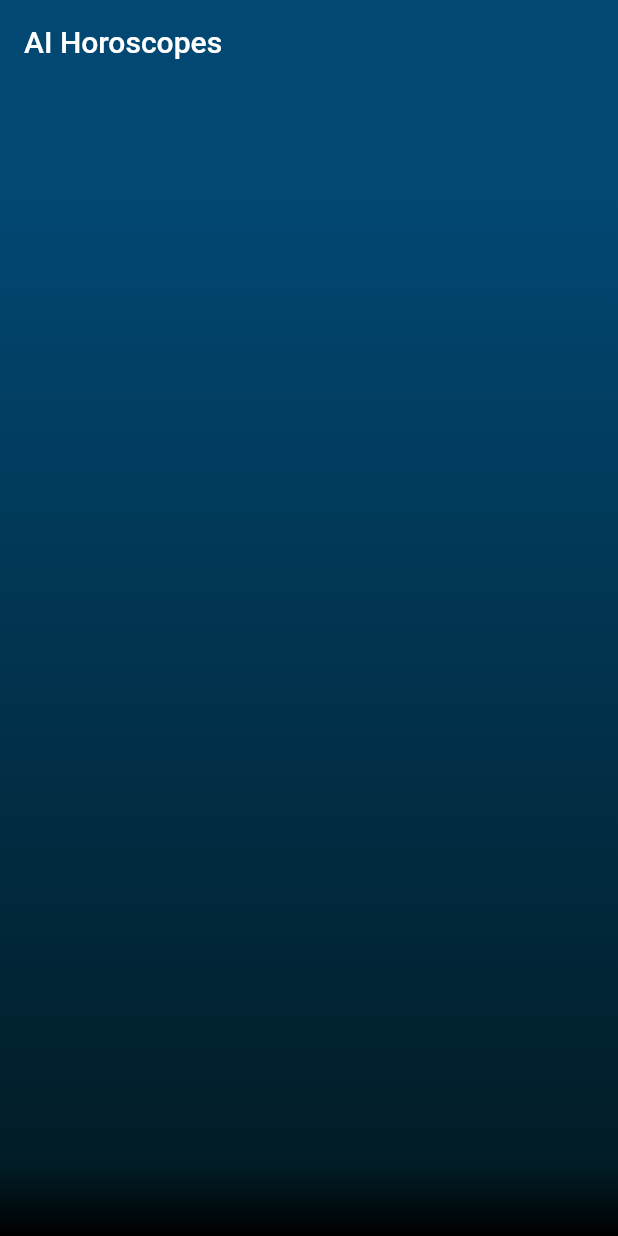
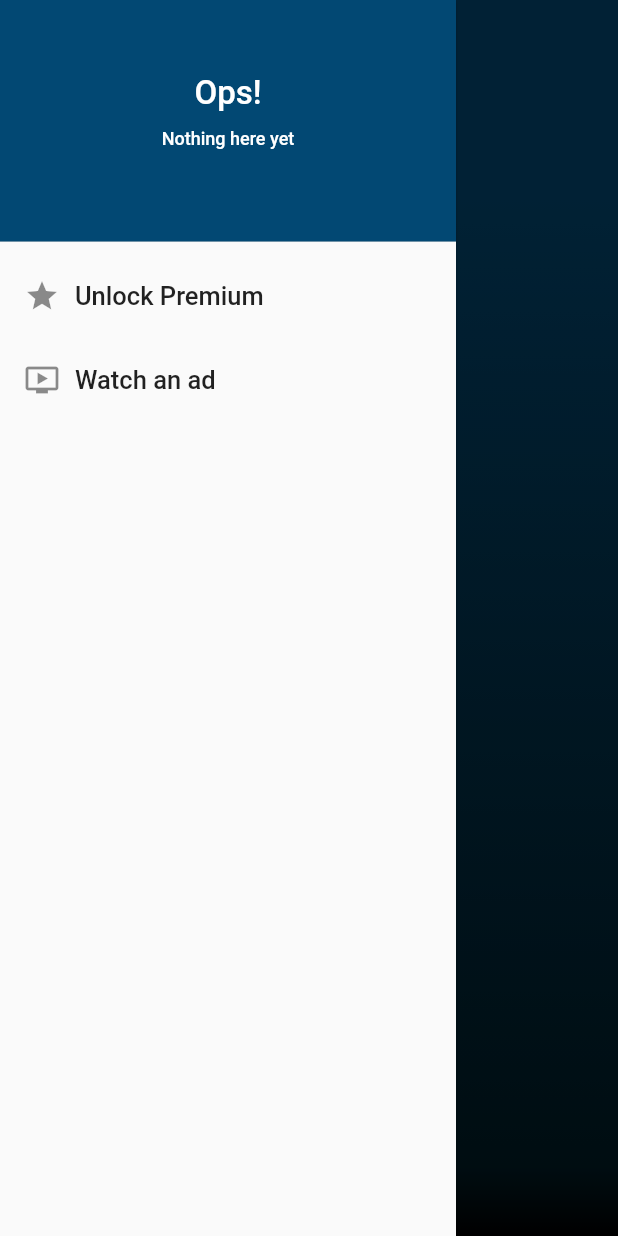
Before and after one commit to GardnerOne/flutter-horoscopes, a Flutter app: the screen it shows after launch, with the side drawer open (before the commit the screen has no drawer), on a phone screen of 412 x 824 dp. Run offline on Flutter 3.47's test engine with Material 2 defaults, Android fonts, the phone set to English and light mode, and no system bars.

Commit message:
wip AdMob integration

```diff
--- a/lib/main.dart
+++ b/lib/main.dart
@@ -7,6 +7,22 @@ final Color primaryMuted = Color(0xff024059);
 final Color primaryDark  = Color(0xff011c26);
 final Color accent       = Color(0xfff29f80);
 final Color accentLight  = Color(0xfff2f2f2);
+
+// AdMob
+/*
+ * Banner - Rectangular ads that occupy a portion of an app's layout; can be refreshed automatically after a period of time.
+ * Interstitial - Full-page ad format that appears at natural breaks and transitions, such as level completion.
+ * Rewarded - Ad format that rewards users for watching ads. Great for monetising free-to-play users.
+ * Native advanced - Customisable ad format that matches the look and feel of your app; appears inline with app content.
+ *
+ * 1. Complete the instructions in the [Google Mobile Ads SDK guide](https://developers.google.com/admob/android/quick-start?hl=en-GB#import_the_mobile_ads_sdk)
+ * 2. Follow the [interstitial implementation guide](https://developers.google.com/admob/android/interstitial?hl=en-GB) to integrate the SDK. You'll specify ad type and placement when you integrate the code using the ad unit ID
+ */
+
+final adType = 'interstitial';
+final name = 'AI Horoscopes';
+final appId = 'ca-app-pub-9316305210151016~7303149109';
+final adUnitId = 'ca-app-pub-9316305210151016/7079787823';
 
 class MyApp extends StatelessWidget {
   @override
@@ -33,10 +49,21 @@ class _MyHomePageState extends State<MyHomePage> {
   Widget build(BuildContext context) {
     return Scaffold(
       appBar: AppBar(
+        leading: new Builder(
+          builder: (context) {
+            return new IconButton(
+                      icon: Icon(Icons.menu),
+                      color: Colors.white,
+                      onPressed: () {
+                        Scaffold.of(context).openDrawer();
+                      },
+                    );
+          }),
         title: Text(widget.title),
         backgroundColor: primary,
         elevation: 0,
       ),
+      drawer: _drawer(),
       body: Container(
         decoration: BoxDecoration(
           gradient: LinearGradient(
@@ -50,7 +77,79 @@ class _MyHomePageState extends State<MyHomePage> {
             ],
           )
         ),
+        child: Row(
+          mainAxisAlignment: MainAxisAlignment.center,
+          children: <Widget>[
+            Column(
+              mainAxisAlignment: MainAxisAlignment.center,
+              children: <Widget>[],
+            ),
+          ],
+        ),
       ),
     );
   }
+
+  Widget _drawer() {
+    return Drawer(
+        elevation: 1.0,
+        child: ListView(
+          padding: EdgeInsets.zero,
+          children: <Widget>[
+            DrawerHeader(
+              child: Center(
+                child: Column(
+                  mainAxisAlignment: MainAxisAlignment.center,
+                  children: <Widget>[
+                    Text(
+                      'Ops!',
+                      style: TextStyle(
+                        color: Colors.white,
+                        fontSize: 22.0,
+                      ),
+                    ),
+                    SizedBox(height: 10,),
+                    Text(
+                      'Nothing here yet',
+                      style: TextStyle(
+                        color: Colors.white,
+                        fontSize: 12.0,
+                      ),
+                    ),
+                    SizedBox(height: 20,),
+                  ],
+                ),
+              ),
+              decoration: BoxDecoration(
+                color: primary,
+              ),
+            ),
+            ListTile(
+              title: Row(
+                children: <Widget>[
+                  Icon(Icons.star),
+                  SizedBox(width: 10,),
+                  Text("Unlock Premium", style: TextStyle(fontSize: 17.0),)
+                ],
+              ),
+              onTap: () {
+                // TODO: unlock premium
+              },
+            ),
+            ListTile(
+              title: Row(
+                children: <Widget>[
+                  Icon(Icons.ondemand_video),
+                  SizedBox(width: 10,),
+                  Text("Watch an ad", style: TextStyle(fontSize: 17.0),)
+                ],
+              ),
+              onTap: () {
+                // TODO: show ad
+              },
+            ),
+          ],
+        ),
+      );
+  }
 }
```
